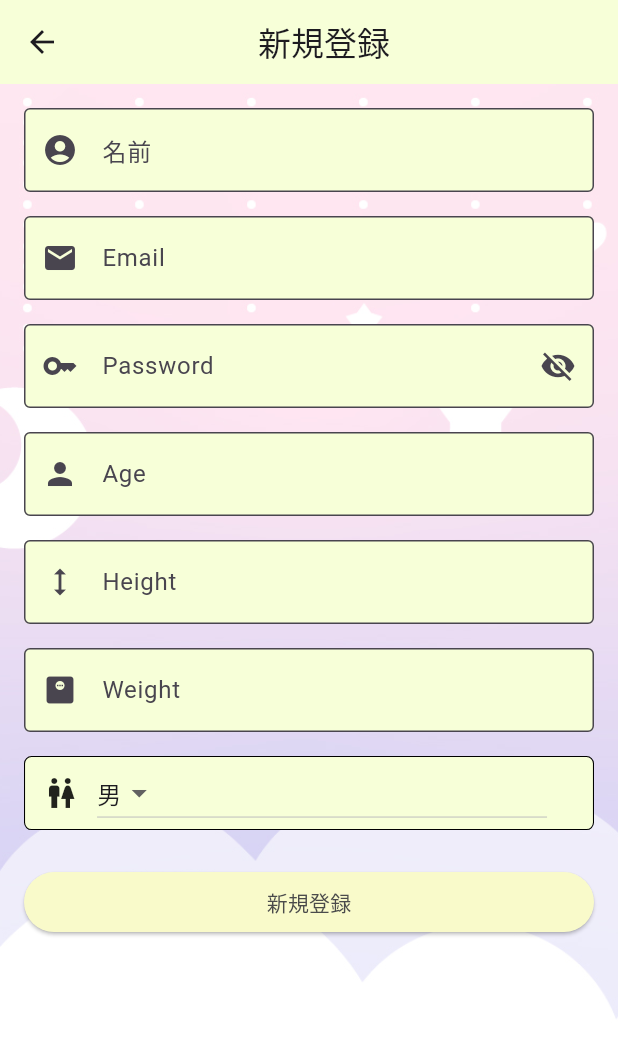
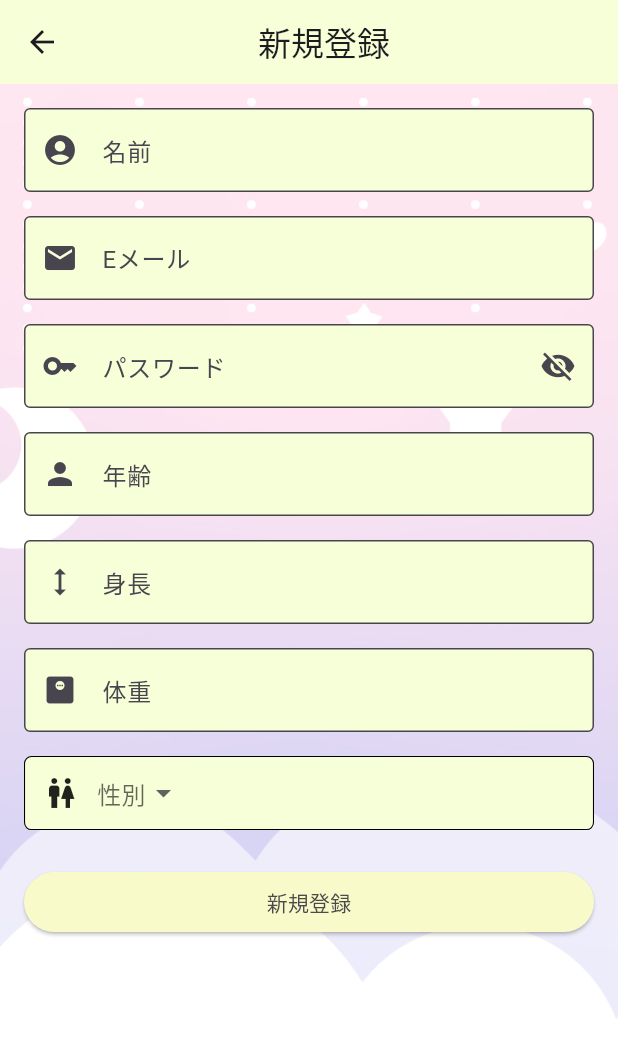
Before and after one commit to mahiro1111/MofuCode, a Flutter app: the SignupScreen screen opened directly, after a tap on "新規登録", on a phone screen of 412 x 824 dp. Shown: the top 1057 px of the screen. Run offline on Flutter 3.47's test engine with Material 3 defaults, Android fonts, the phone set to English and light mode, and no system bars; our stand-ins replace fl_chart, flutter_riverpod, table_calendar; network calls fail.

Commit message:
Api繋ぎこみ準備&CSRFトークンの取得準備

```diff
--- a/flutter_application_1/lib/screens/registration.dart
+++ b/flutter_application_1/lib/screens/registration.dart
@@ -21,6 +21,25 @@ class _SignupScreenState extends State<SignupScreen> {
   final TextEditingController _heightController = TextEditingController();
   final TextEditingController _genderController = TextEditingController();
 
+  Future<String> getCsrfToken() async {
+    try {
+      final response = await http.get(
+        Uri.parse('http://b316-124-141-217-229.ngrok-free.app/users/csrf_token'),
+      );
+
+      if (response.statusCode == 200) {
+        final responseData = jsonDecode(response.body);
+        return responseData['csrf_token'];
+      } else {
+        print('CSRFトークンの取得に失敗しました: ${response.statusCode}, ${response.body}');
+        throw Exception('CSRFトークンの取得に失敗しました: ${response.statusCode}');
+      }
+    } catch (e) {
+      print('エラーが発生しました: $e');
+      throw Exception('エラーが発生しました: $e');
+    }
+  }
+
   // APIにデータを送信する関数
   Future<void> _signup() async {
     final String name = _nameController.text;
@@ -32,14 +51,18 @@ class _SignupScreenState extends State<SignupScreen> {
     final String gender = _genderController.text;
 
     // APIのURL
-    const apiUrl = 'https://1813-124-141-217-229.ngrok-free.app//sessions';
+    const apiUrl = 'https://b316-124-141-217-229.ngrok-free.app/users';
 
     try {
+      // CSRFトークンを取得
+      final csrfToken = await getCsrfToken();
+
       // リクエストボディを作成
       final response = await http.post(
         Uri.parse(apiUrl),
         headers: {
           "Content-Type": "application/json",
+          "X-CSRF-Token": csrfToken,
         },
         body: jsonEncode({
           "username": name,
@@ -80,7 +103,7 @@ class _SignupScreenState extends State<SignupScreen> {
   }
 
   bool _isObscure = true;
-  String isSelectedValue = 'male';
+  String? isSelectedValue;
 
   @override
   Widget build(BuildContext context) {
@@ -127,7 +150,7 @@ class _SignupScreenState extends State<SignupScreen> {
                   ], //入力できる文字を数値のみに制限
                   decoration: const InputDecoration(
                     prefixIcon: Icon(Icons.mail),
-                    labelText: 'Email',
+                    labelText: 'Eメール',
                     border: OutlineInputBorder(),
                     filled: true,
                     fillColor: Color(0xFFF7FFd8),
@@ -140,7 +163,7 @@ class _SignupScreenState extends State<SignupScreen> {
                   obscureText: _isObscure,
                   decoration: InputDecoration(
                     prefixIcon: const Icon(Icons.key),
-                    labelText: 'Password',
+                    labelText: 'パスワード',
                     suffixIcon: IconButton(
                       // 文字の表示・非表示でアイコンを変える
                       icon: Icon(
@@ -167,7 +190,7 @@ class _SignupScreenState extends State<SignupScreen> {
                   ], //入力できる文字を数値のみに制限
                   decoration: const InputDecoration(
                     prefixIcon: Icon(Icons.person),
-                    labelText: 'Age',
+                    labelText: '年齢',
                     border: OutlineInputBorder(),
                     filled: true,
                     fillColor: Color(0xFFF7FFd8),
@@ -183,7 +206,7 @@ class _SignupScreenState extends State<SignupScreen> {
                   ], //入力できる文字を数値と.のみに制限
                   decoration: const InputDecoration(
                     prefixIcon: Icon(Icons.height),
-                    labelText: 'Height',
+                    labelText: '身長',
                     border: OutlineInputBorder(),
                     filled: true,
                     fillColor: Color(0xFFF7FFd8),
@@ -199,7 +222,7 @@ class _SignupScreenState extends State<SignupScreen> {
                   ], //入力できる文字を数値と.のみに制限
                   decoration: const InputDecoration(
                     prefixIcon: Icon(Icons.monitor_weight),
-                    labelText: 'Weight',
+                    labelText: '体重',
                     border: OutlineInputBorder(),
                     filled: true,
                     fillColor: Color(0xFFF7FFd8),
@@ -222,6 +245,7 @@ class _SignupScreenState extends State<SignupScreen> {
                     SizedBox(
                       width: 300,
                       child: DropdownButton<String>(
+                        hint: const Text('性別'),
                         items: const [
                           DropdownMenuItem(value: 'male', child: Text('男')),
                           DropdownMenuItem(value: 'female', child: Text('女')),
@@ -229,12 +253,13 @@ class _SignupScreenState extends State<SignupScreen> {
                         value: isSelectedValue,
                         onChanged: (String? value) {
                           setState(() {
-                            isSelectedValue = value!;
-                            _genderController.text = value; // 選択した値をコントローラーに設定
+                            isSelectedValue = value; // 選択された値で状態を更新
+                            _genderController.text = value!; // 選択した値をコントローラーに設定
                           });
                         },
                         menuWidth: 347,
                         borderRadius: BorderRadius.circular(5),
+                        underline: Container(),
                       ),
                     ),
                   ]),
```
Also changed, not shown: flutter_application_1/lib/screens/record.dart (+63 -15 lines).
